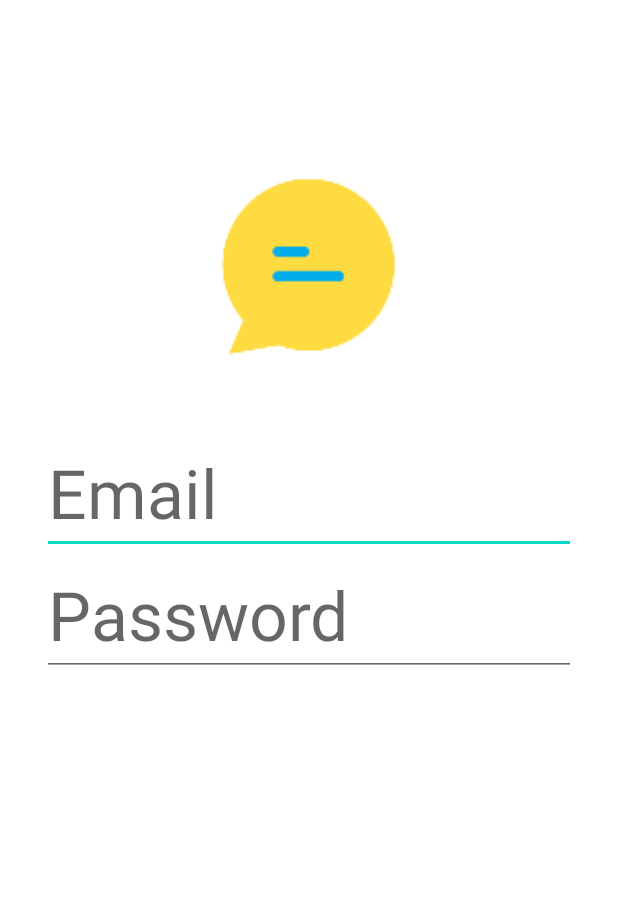
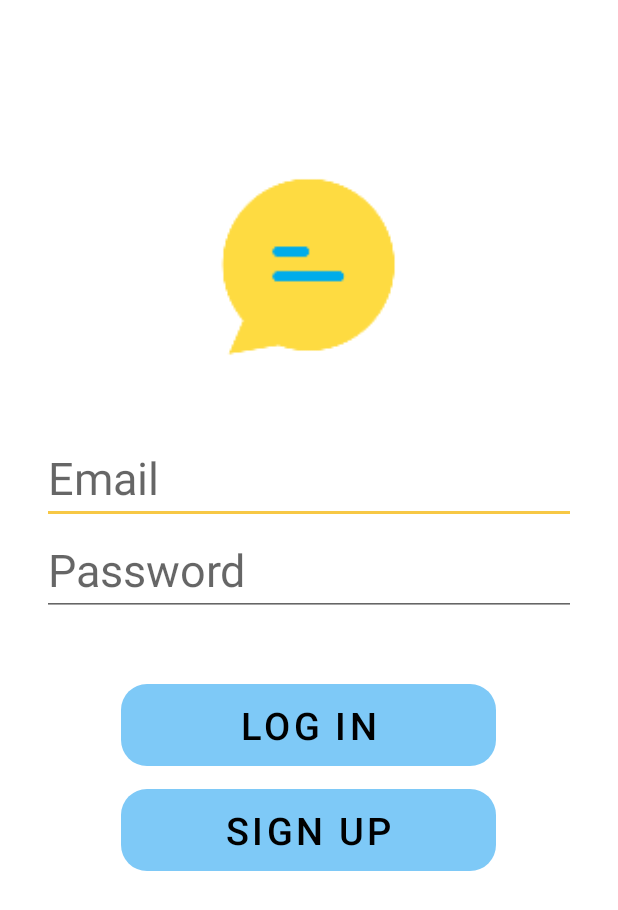
Before and after one commit to leobwatt/ChatApplication, an Android app: the layout login.xml on its own in the app's theme, with its tools: preview values and no code run, on a phone screen of 412 x 824 dp. Shown: the top 910 px of the screen. Run offline under Robolectric (Android 15) with nearby library versions, the light colour scheme and no system bars.

Commit message:
new buttons that maybe work

```diff
--- /dev/null
+++ b/app/src/main/res/drawable/btn_corners.xml
@@ -0,0 +1,4 @@
+<?xml version="1.0" encoding="utf-8"?>
+<shape xmlns:android="http://schemas.android.com/apk/res/android">
+    <corners android:radius="17dp"/>
+</shape>
--- a/app/src/main/res/layout/login.xml
+++ b/app/src/main/res/layout/login.xml
@@ -21,18 +21,46 @@
         android:layout_marginLeft="28dp"
         android:layout_marginRight="28dp"
         android:hint="Email"
-        android:textSize="45dp" />
+        android:textSize="30dp"
+        />
 
     <EditText
         android:id="@+id/edt_password"
         android:layout_width="match_parent"
         android:layout_height="wrap_content"
+        android:layout_below="@+id/edt_email"
         android:layout_centerHorizontal="true"
-        android:layout_below="@+id/edt_email"
         android:layout_marginLeft="28dp"
         android:layout_marginRight="28dp"
         android:hint="Password"
-        android:textSize="45dp"
+        android:textSize="30dp"
+        />
+
+    <Button
+        android:id="@+id/btn_login"
+        android:layout_width="250dp"
+        android:layout_height="wrap_content"
+        android:layout_below="@id/edt_password"
+        android:layout_centerHorizontal="true"
+        android:layout_marginTop="45dp"
+        android:background="@drawable/btn_corners"
+        android:backgroundTint="@color/light_blue"
+        android:text="Log In"
+        android:textColor="@color/black"
+        android:textSize="25dp" />
+
+    <Button
+        android:background="@drawable/btn_corners"
+        android:backgroundTint="@color/light_blue"
+        android:id="@+id/btn_sign_up"
+        android:layout_width="250dp"
+        android:layout_height="wrap_content"
+        android:layout_below="@id/btn_login"
+        android:layout_centerHorizontal="true"
+        android:text="Sign up"
+        android:textSize="25dp"
+        android:layout_marginTop="15dp"
+        android:textColor="@color/black"
         />
 
 </RelativeLayout>
--- a/app/src/main/res/values/colors.xml
+++ b/app/src/main/res/values/colors.xml
@@ -1,5 +1,7 @@
 <?xml version="1.0" encoding="utf-8"?>
 <resources>
+    <color name="light_blue">#7ec9f7</color>
+    <color name="light_yellow">#f7c845</color>
     <color name="purple_200">#FFBB86FC</color>
     <color name="purple_500">#FF6200EE</color>
     <color name="purple_700">#FF3700B3</color>
--- a/app/src/main/res/values/themes.xml
+++ b/app/src/main/res/values/themes.xml
@@ -2,11 +2,11 @@
     <!-- Base application theme. -->
     <style name="Theme.ChatApplication" parent="Theme.MaterialComponents.DayNight.DarkActionBar">
         <!-- Primary brand color. -->
-        <item name="colorPrimary">@color/purple_500</item>
-        <item name="colorPrimaryVariant">@color/purple_700</item>
+        <item name="colorPrimary">@color/light_blue</item>
+        <item name="colorPrimaryVariant">@color/teal_200</item>
         <item name="colorOnPrimary">@color/white</item>
         <!-- Secondary brand color. -->
-        <item name="colorSecondary">@color/teal_200</item>
+        <item name="colorSecondary">@color/light_yellow</item>
         <item name="colorSecondaryVariant">@color/teal_700</item>
         <item name="colorOnSecondary">@color/black</item>
         <!-- Status bar color. -->
```
Also changed, not shown: app/src/main/java/com/example/chatapplication/Login.kt (added, +30 -0 lines), app/src/main/java/com/example/chatapplication/SignUp.kt (added, +11 -0 lines), app/src/main/res/layout/signup.xml (+12 -12 lines).
